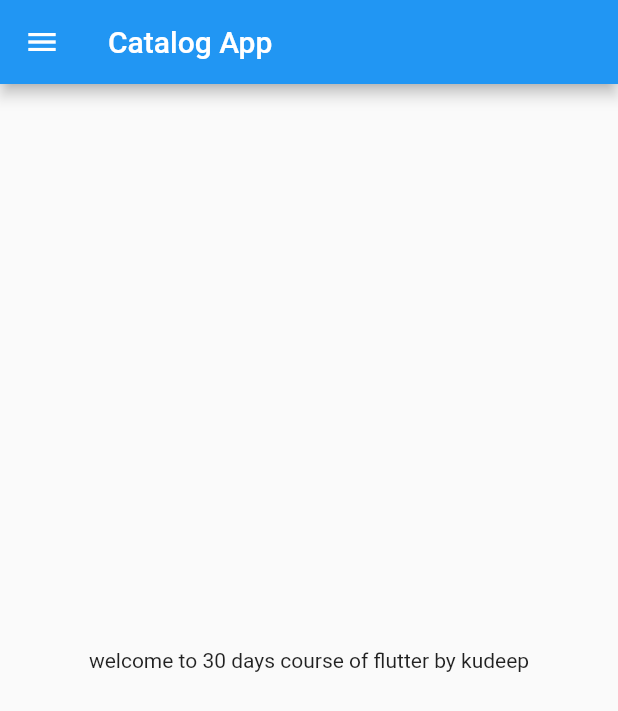
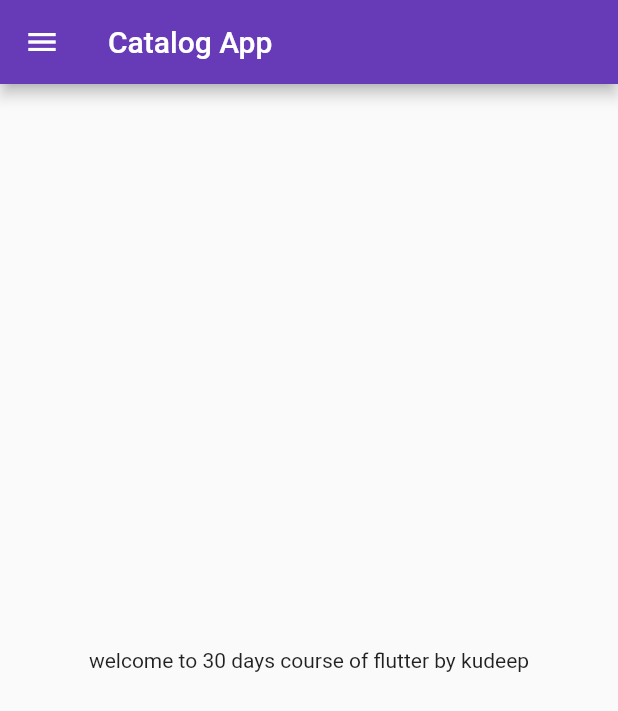
Before and after one commit to kuldeep-cmd/Catalog_app, a Flutter app: the screen it shows after launch, on a phone screen of 412 x 824 dp. Shown: the top 711 px of the screen. Run offline on Flutter 3.47's test engine with Material 2 defaults, Android fonts, the light colour scheme and no system bars.

Commit message:
Day3 completed

```diff
--- a/lib/main.dart
+++ b/lib/main.dart
@@ -1,4 +1,5 @@
-import 'package:catagory_apps/home_page.dart';
+import 'package:catagory_apps/pages/home_page.dart';
+import 'package:catagory_apps/pages/login_page.dart';
 import 'package:flutter/material.dart';
 
 void main() {
@@ -6,11 +7,25 @@
 }
 
 class MyApp extends StatelessWidget {
-
   @override
   Widget build(BuildContext context) {
+
     return MaterialApp(
-      home: HomePage(),
+
+     themeMode: ThemeMode.light,
+     theme: ThemeData(
+      primarySwatch: Colors.deepPurple),
+     darkTheme: ThemeData(
+
+      primarySwatch: Colors.green,
+     ),
+     initialRoute: "/home",
+     routes: {
+      "/" : (context) => LoginPage(),
+      "/home" : (context) => HomePage(),
+      "/login" : (context) => LoginPage()
+     },
     );
   }
+
 }
--- a/lib/home_page.dart
+++ b/lib/pages/home_page.dart
@@ -10,6 +10,7 @@
   Widget build(BuildContext context) {
     return Scaffold(
       appBar: AppBar(
+
         title: Text("Catalog App"),
       ),
         body: Center(
@@ -18,7 +19,6 @@
           ),
         ),
         drawer: Drawer(),
-
       );
   }
 }
```
Also changed, not shown: lib/pages/login_page.dart (added, +19 -0 lines).
